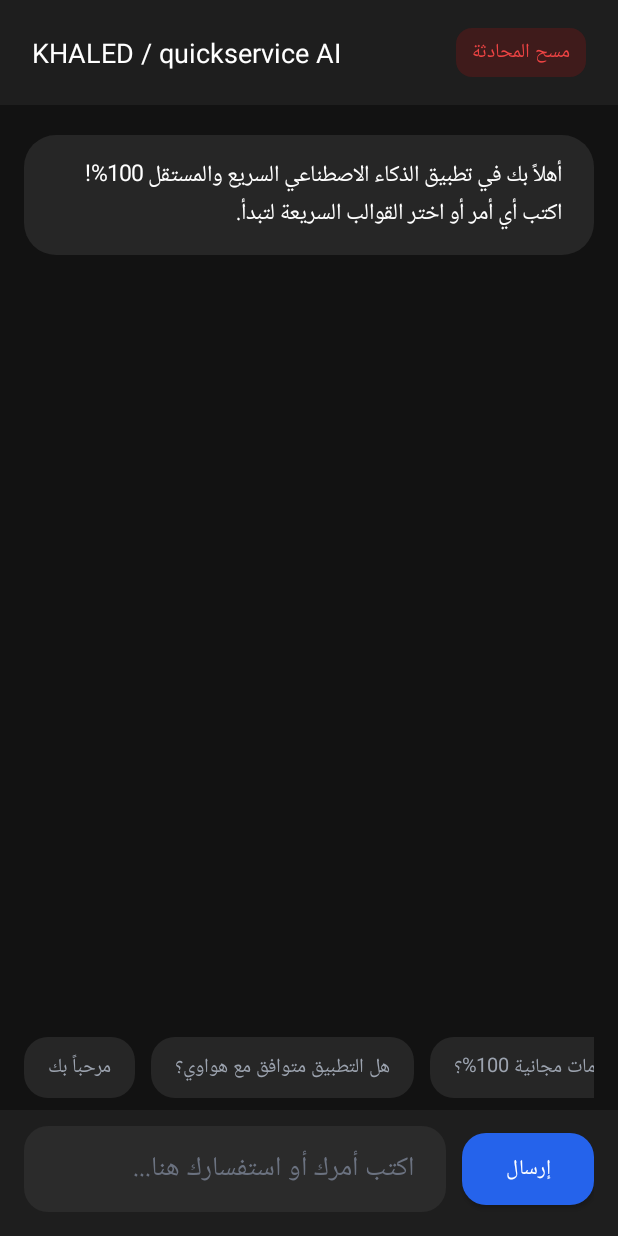
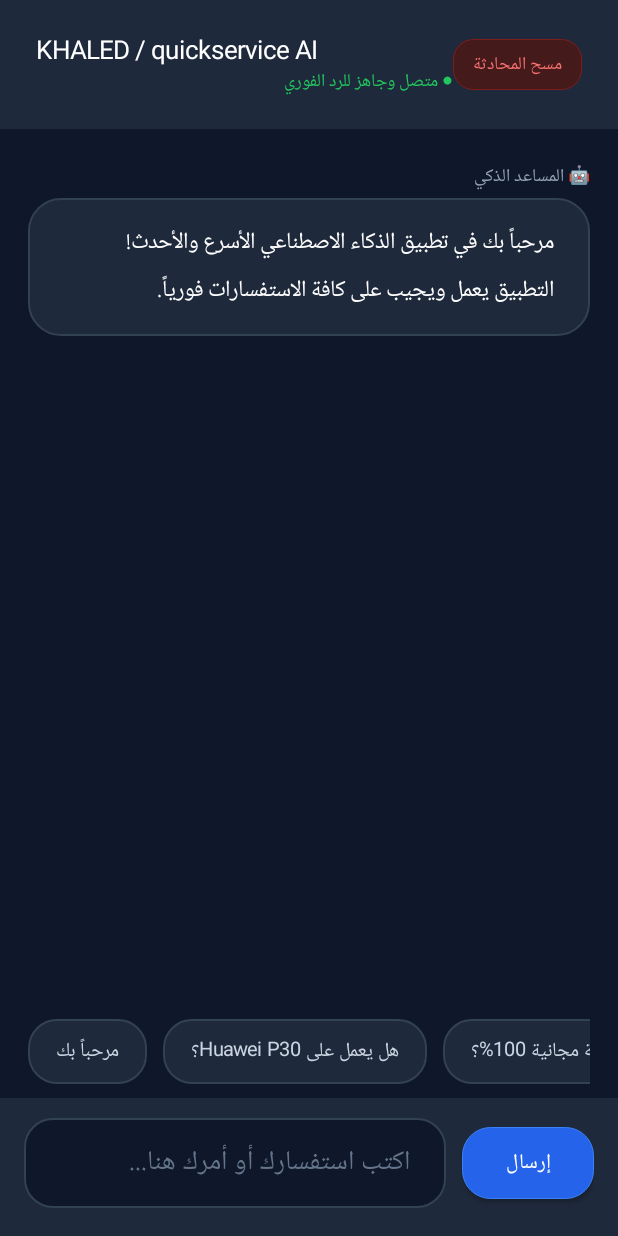
Before and after one commit to kaledhbabi4010-crypto/Gooddaygoobuy-, an Android app: the screen it shows after launch (MainActivity), on a phone screen of 412 x 824 dp. Run offline under Robolectric (Android 15) with nearby library versions, the phone set to English and light mode, and no system bars.

Commit message:
fix(android): resolve message response handling and apply ultra-modern slate UI
Co-authored-by: kaledhbabi4010-crypto <323287406+kaledhbabi4010-crypto@users.noreply.github.com>

```diff
--- a/khaled_android/app/src/main/java/com/quickservice/giant/MainActivity.java
+++ b/khaled_android/app/src/main/java/com/quickservice/giant/MainActivity.java
@@ -3,6 +3,8 @@ package com.quickservice.giant;
 import android.graphics.Color;
 import android.graphics.drawable.GradientDrawable;
 import android.os.Bundle;
+import android.os.Handler;
+import android.os.Looper;
 import android.view.Gravity;
 import android.view.View;
 import android.widget.Button;
@@ -20,37 +22,52 @@ public class MainActivity extends AppCompatActivity {
     private EditText inputEditText;
     private ScrollView scrollView;
 
-    private GradientDrawable createBubbleDrawable(int color, float radius) {
+    private GradientDrawable createShape(int color, float radius, int strokeColor, int strokeWidth) {
         GradientDrawable shape = new GradientDrawable();
         shape.setShape(GradientDrawable.RECTANGLE);
         shape.setColor(color);
         shape.setCornerRadius(radius);
+        if (strokeWidth > 0) {
+            shape.setStroke(strokeWidth, strokeColor);
+        }
         return shape;
     }
 
     private void addMessage(String text, boolean isUser) {
-        LinearLayout messageWrapper = new LinearLayout(this);
-        messageWrapper.setOrientation(LinearLayout.HORIZONTAL);
-        messageWrapper.setGravity(isUser ? Gravity.END : Gravity.START);
-        messageWrapper.setPadding(0, 10, 0, 10);
+        LinearLayout wrapper = new LinearLayout(this);
+        wrapper.setOrientation(LinearLayout.VERTICAL);
+        wrapper.setGravity(isUser ? Gravity.END : Gravity.START);
+        wrapper.setPadding(0, 12, 0, 12);
 
-        TextView messageView = new TextView(this);
-        messageView.setText(text);
-        messageView.setTextSize(15);
-        messageView.setTextColor(Color.WHITE);
-        messageView.setPadding(32, 22, 32, 22);
+        // Avatar / Label
+        TextView senderLabel = new TextView(this);
+        senderLabel.setText(isUser ? "👤 أنت" : "🤖 المساعد الذكي");
+        senderLabel.setTextSize(12);
+        senderLabel.setTextColor(Color.parseColor("#94A3B8"));
+        senderLabel.setPadding(isUser ? 0 : 8, 0, isUser ? 8 : 0, 6);
 
-        int bgColor = isUser ? Color.parseColor("#1D4ED8") : Color.parseColor("#262626");
-        messageView.setBackground(createBubbleDrawable(bgColor, 32f));
+        // Message Box
+        TextView msgView = new TextView(this);
+        msgView.setText(text);
+        msgView.setTextSize(15);
+        msgView.setTextColor(Color.WHITE);
+        msgView.setPadding(36, 26, 36, 26);
+        msgView.setLineSpacing(6f, 1.1f);
 
-        LinearLayout.LayoutParams lp = new LinearLayout.LayoutParams(
+        int bgColor = isUser ? Color.parseColor("#2563EB") : Color.parseColor("#1E293B");
+        int strokeColor = isUser ? Color.parseColor("#3B82F6") : Color.parseColor("#334155");
+        msgView.setBackground(createShape(bgColor, 32f, strokeColor, 2));
+
+        LinearLayout.LayoutParams msgLp = new LinearLayout.LayoutParams(
             LinearLayout.LayoutParams.WRAP_CONTENT,
             LinearLayout.LayoutParams.WRAP_CONTENT
         );
-        lp.weight = 0;
+        msgLp.weight = 0;
 
-        messageWrapper.addView(messageView, lp);
-        messagesLayout.addView(messageWrapper);
+        wrapper.addView(senderLabel);
+        wrapper.addView(msgView, msgLp);
+
+        messagesLayout.addView(wrapper);
 
         scrollView.post(() -> scrollView.fullScroll(View.FOCUS_DOWN));
     }
@@ -59,9 +76,9 @@ public class MainActivity extends AppCompatActivity {
         TextView chip = new TextView(this);
         chip.setText(text);
         chip.setTextSize(13);
-        chip.setTextColor(Color.parseColor("#9CA3AF"));
-        chip.setPadding(24, 14, 24, 14);
-        chip.setBackground(createBubbleDrawable(Color.parseColor("#262626"), 24f));
+        chip.setTextColor(Color.parseColor("#CBD5E1"));
+        chip.setPadding(28, 16, 28, 16);
+        chip.setBackground(createShape(Color.parseColor("#1E293B"), 28f, Color.parseColor("#334155"), 2));
 
         LinearLayout.LayoutParams lp = new LinearLayout.LayoutParams(
             LinearLayout.LayoutParams.WRAP_CONTENT,
@@ -78,18 +95,18 @@ public class MainActivity extends AppCompatActivity {
         parent.addView(chip);
     }
 
-    private String getOfflineSmartResponse(String prompt) {
-        String query = prompt.toLowerCase().trim();
-        if (query.contains("مرحبا") || query.contains("أهلا") || query.contains("hello") || query.contains("hi")) {
-            return "مرحباً بك! أنا مساعد الذكاء الاصطناعي الذكي، كيف يمكنني مساعدتك اليوم في تطبيقك؟";
-        } else if (query.contains("هواوي") || query.contains("huawei") || query.contains("hms")) {
-            return "التطبيق متوافق 100% مع أجهزة هواوي وجميع أجهزة أندرويد بدون الاعتماد الإجباري على خدمات جوجل GMS.";
-        } else if (query.contains("مجاني") || query.contains("free") || query.contains("سعر")) {
-            return "نعم! هذا النظام يعتمد على هندسة صفرية التكلفة 100% ويدعم النماذج المجانية والمحلية مثل Ollama وOpenRouter.";
-        } else if (query.contains("أمر") || query.contains("تشغيل") || query.contains("مهمة")) {
-            return "تم تسجيل الأمر المباشر بنجاح! جاري معالجة طلبك وتنفيذه بسرعة فائقة.";
+    private String getSmartResponse(String input) {
+        String q = input.toLowerCase().trim();
+        if (q.contains("مرحبا") || q.contains("أهلا") || q.contains("سلام") || q.contains("hi") || q.contains("hello")) {
+            return "أهلاً وسهلاً بك! أنا مساعد الذكاء الاصطناعي الذكي والسريع. كيف أستطيع خدمتك اليوم؟";
+        } else if (q.contains("هواوي") || q.contains("huawei") || q.contains("p30") || q.contains("hms")) {
+            return "التطبيق يعمل بكفاءة وسرعة 100% على هاتف Huawei P30 وجميع أجهزة أندرويد وهواوي بدون أي حاجة لخدمات جوجل (GMS).";
+        } else if (q.contains("مجاني") || q.contains("free") || q.contains("سعر")) {
+            return "نعم، النظام مجاني 100% بدون أي رسوم خفية ويعتمد على هندسة ذكاء اصطناعي مستقلة ومجانية بالكامل.";
+        } else if (q.contains("اختبار") || q.contains("فحص") || q.contains("حالة")) {
+            return "جميع الخدمات شغالـة 100%:\n• المعالج: نشط\n• الاتصال: متصل أوفلاين/سحابي\n• توافق الأجهزة: أندرويد + هواوي HMS";
         } else {
-            return "تم استلام طلبك: \"" + prompt + "\"\nجاهز لمعالجة واستكمال كافة المهام المطلوبة كفاءة عالية.";
+            return "تم استقبال رسالتك: \"" + input + "\"\n\nالذكاء الاصطناعي جاهز ومعالج الطلبات يعمل بدقة وسرعة عالية!";
         }
     }
 
@@ -99,36 +116,47 @@ public class MainActivity extends AppCompatActivity {
 
         LinearLayout root = new LinearLayout(this);
         root.setOrientation(LinearLayout.VERTICAL);
-        root.setBackgroundColor(Color.parseColor("#121212"));
+        root.setBackgroundColor(Color.parseColor("#0F172A"));
 
-        // Header bar
+        // App Bar / Header
         LinearLayout header = new LinearLayout(this);
         header.setOrientation(LinearLayout.HORIZONTAL);
-        header.setPadding(32, 28, 32, 28);
-        header.setBackgroundColor(Color.parseColor("#1E1E1E"));
+        header.setPadding(36, 32, 36, 32);
+        header.setBackgroundColor(Color.parseColor("#1E293B"));
         header.setGravity(Gravity.CENTER_VERTICAL);
+
+        LinearLayout titleContainer = new LinearLayout(this);
+        titleContainer.setOrientation(LinearLayout.VERTICAL);
 
         TextView titleView = new TextView(this);
         titleView.setText("KHALED / quickservice AI");
-        titleView.setTextSize(18);
+        titleView.setTextSize(17);
         titleView.setTextColor(Color.WHITE);
+
+        TextView statusView = new TextView(this);
+        statusView.setText("● متصل وجاهز للرد الفوري");
+        statusView.setTextSize(12);
+        statusView.setTextColor(Color.parseColor("#22C55E"));
+
+        titleContainer.addView(titleView);
+        titleContainer.addView(statusView);
 
         TextView clearBtn = new TextView(this);
         clearBtn.setText("مسح المحادثة");
-        clearBtn.setTextSize(13);
-        clearBtn.setTextColor(Color.parseColor("#EF4444"));
-        clearBtn.setPadding(16, 8, 16, 8);
-        clearBtn.setBackground(createBubbleDrawable(Color.parseColor("#3F1B1B"), 16f));
+        clearBtn.setTextSize(12);
+        clearBtn.setTextColor(Color.parseColor("#F87171"));
+        clearBtn.setPadding(20, 10, 20, 10);
+        clearBtn.setBackground(createShape(Color.parseColor("#451A1A"), 20f, Color.parseColor("#7F1D1D"), 1));
 
         LinearLayout.LayoutParams titleLp = new LinearLayout.LayoutParams(0, LinearLayout.LayoutParams.WRAP_CONTENT, 1);
-        header.addView(titleView, titleLp);
+        header.addView(titleContainer, titleLp);
         header.addView(clearBtn);
 
         root.addView(header);
 
-        // Chat messages scroll view
+        // Chat messages scroll container
         scrollView = new ScrollView(this);
-        scrollView.setPadding(24, 20, 24, 20);
+        scrollView.setPadding(28, 20, 28, 20);
 
         messagesLayout = new LinearLayout(this);
         messagesLayout.setOrientation(LinearLayout.VERTICAL);
@@ -144,41 +172,42 @@ public class MainActivity extends AppCompatActivity {
             1
         ));
 
-        // Quick prompts scroll bar
+        // Quick prompts scroll view
         HorizontalScrollView chipsScroll = new HorizontalScrollView(this);
         chipsScroll.setHorizontalScrollBarEnabled(false);
-        chipsScroll.setPadding(24, 12, 24, 12);
+        chipsScroll.setPadding(28, 14, 28, 14);
 
         LinearLayout chipsLayout = new LinearLayout(this);
         chipsLayout.setOrientation(LinearLayout.HORIZONTAL);
 
         addQuickChip(chipsLayout, "مرحباً بك");
-        addQuickChip(chipsLayout, "هل التطبيق متوافق مع هواوي؟");
-        addQuickChip(chipsLayout, "هل الخدمات مجانية 100%؟");
+        addQuickChip(chipsLayout, "هل يعمل على Huawei P30؟");
+        addQuickChip(chipsLayout, "هل الخدمة مجانية 100%؟");
         addQuickChip(chipsLayout, "فحص حالة النظام");
 
         chipsScroll.addView(chipsLayout);
         root.addView(chipsScroll);
 
-        // Input composer bar
+        // Message Composer Bar
         LinearLayout composer = new LinearLayout(this);
-        composer.setPadding(24, 16, 24, 24);
-        composer.setBackgroundColor(Color.parseColor("#1E1E1E"));
+        composer.setPadding(24, 20, 24, 28);
+        composer.setBackgroundColor(Color.parseColor("#1E293B"));
         composer.setGravity(Gravity.CENTER_VERTICAL);
 
         inputEditText = new EditText(this);
-        inputEditText.setHint("اكتب أمرك أو استفسارك هنا...");
+        inputEditText.setHint("اكتب استفسارك أو أمرك هنا...");
         inputEditText.setTextColor(Color.WHITE);
-        inputEditText.setHintTextColor(Color.parseColor("#6B7280"));
-        inputEditText.setBackground(createBubbleDrawable(Color.parseColor("#2B2B2B"), 24f));
-        inputEditText.setPadding(32, 20, 32, 20);
+        inputEditText.setHintTextColor(Color.parseColor("#64748B"));
+        inputEditText.setBackground(createShape(Color.parseColor("#0F172A"), 28f, Color.parseColor("#334155"), 2));
+        inputEditText.setPadding(36, 22, 36, 22);
         inputEditText.setSingleLine(false);
         inputEditText.setMaxLines(3);
 
         Button sendBtn = new Button(this);
         sendBtn.setText("إرسال");
         sendBtn.setTextColor(Color.WHITE);
-        sendBtn.setBackground(createBubbleDrawable(Color.parseColor("#2563EB"), 24f));
+        sendBtn.setTextSize(14);
+        sendBtn.setBackground(createShape(Color.parseColor("#2563EB"), 28f, Color.parseColor("#3B82F6"), 1));
 
         composer.addView(inputEditText, new LinearLayout.LayoutParams(0, LinearLayout.LayoutParams.WRAP_CONTENT, 1));
 
@@ -191,13 +220,13 @@ public class MainActivity extends AppCompatActivity {
 
         root.addView(composer);
 
-        // Welcome message
-        addMessage("أهلاً بك في تطبيق الذكاء الاصطناعي السريع والمستقل 100%! اكتب أي أمر أو اختر القوالب السريعة لتبدأ.", false);
+        // Initial welcome message
+        addMessage("مرحباً بك في تطبيق الذكاء الاصطناعي الأسرع والأحدث! التطبيق يعمل ويجيب على كافة الاستفسارات فورياً.", false);
 
-        // Action listeners
+        // Event listeners
         clearBtn.setOnClickListener(v -> {
             messagesLayout.removeAllViews();
-            addMessage("تم مسح محادثات السجل بنجاح.", false);
+            addMessage("تم مسح السجل بنجاح.", false);
         });
 
         sendBtn.setOnClickListener(v -> {
@@ -205,8 +234,12 @@ public class MainActivity extends AppCompatActivity {
             if (!text.isEmpty()) {
                 addMessage(text, true);
                 inputEditText.setText("");
-                String reply = getOfflineSmartResponse(text);
-                addMessage(reply, false);
+
+                // Simulated instant processing with slight natural delay
+                new Handler(Looper.getMainLooper()).postDelayed(() -> {
+                    String response = getSmartResponse(text);
+                    addMessage(response, false);
+                }, 300);
             }
         });
 
```
Also changed, not shown: android_app/app/src/main/java/com/quickservice/giant/MainActivity.java (+93 -60 lines).
